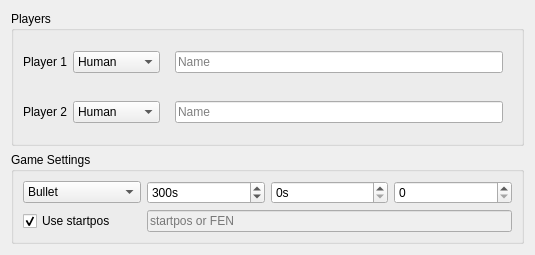
Qt form app/match_settings_widget.ui (neluj/Xake) before a commit.
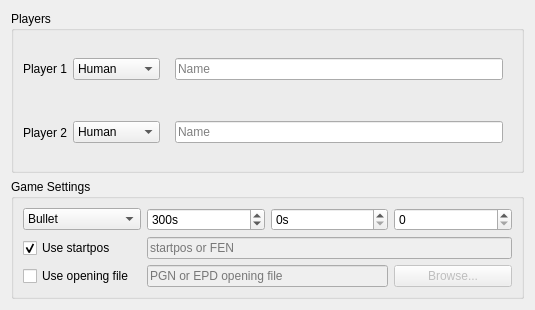
The same form after that commit.

Commit message: Add opening books and distinguish opening moves

Patch:
```diff
--- a/app/match_settings_widget.ui
+++ b/app/match_settings_widget.ui
@@ -7,7 +7,7 @@
     <x>0</x>
     <y>0</y>
     <width>535</width>
-    <height>255</height>
+    <height>310</height>
    </rect>
   </property>
   <property name="windowTitle">
@@ -223,6 +223,36 @@
         </property>
        </widget>
       </item>
+      <item row="6" column="0">
+       <widget class="QCheckBox" name="useOpeningFileCheckBox">
+        <property name="text">
+         <string>Use opening file</string>
+        </property>
+       </widget>
+      </item>
+      <item row="6" column="1" colspan="2">
+       <widget class="QLineEdit" name="openingFileEdit">
+        <property name="enabled">
+         <bool>false</bool>
+        </property>
+        <property name="readOnly">
+         <bool>true</bool>
+        </property>
+        <property name="placeholderText">
+         <string>PGN or EPD opening file</string>
+        </property>
+       </widget>
+      </item>
+      <item row="6" column="3">
+       <widget class="QPushButton" name="openingFileBrowseButton">
+        <property name="enabled">
+         <bool>false</bool>
+        </property>
+        <property name="text">
+         <string>Browse...</string>
+        </property>
+       </widget>
+      </item>
      </layout>
     </widget>
    </item>
```
The commit also changes 23 other files.
